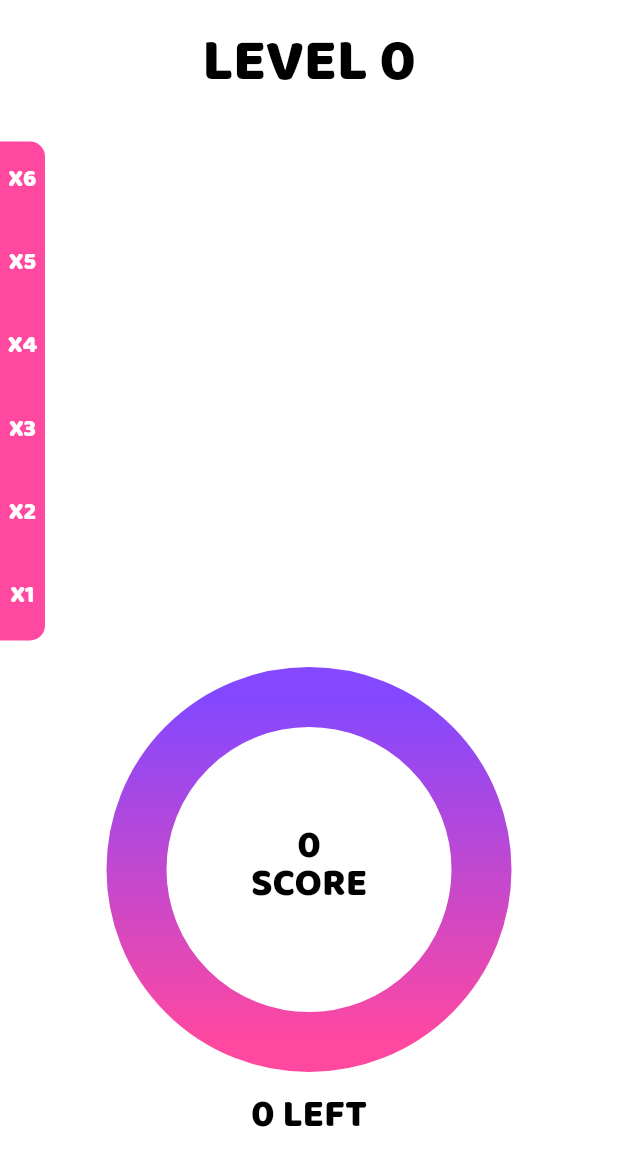
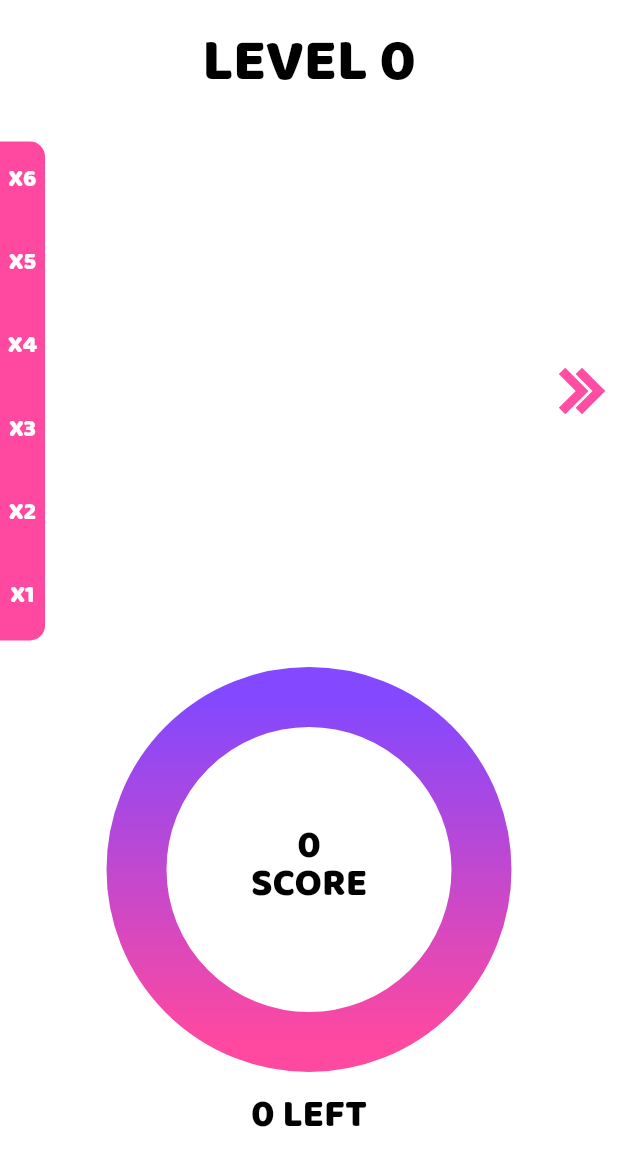
Before and after one commit to jaanaling/emote, a Flutter app: the LevelScreen screen opened directly with empty values, on a phone screen of 412 x 824 dp, the part 70-1236 px from its top. Run offline on Flutter 3.47's test engine with Material 3 defaults, Android fonts, the phone set to English and light mode, and no system bars; our stand-ins replace bloc, emoji_picker_flutter, equatable, fl_chart, flutter_bloc, flutter_svg and 3 more; missing offline and left inert: haptic_feedback; accounts and stored records are empty.

```diff
--- a/lib/src/feature/game/presentation/level_screen.dart
+++ b/lib/src/feature/game/presentation/level_screen.dart
@@ -7,6 +7,7 @@ import 'package:emote_this/src/feature/game/model/user.dart';
 import 'package:flutter/cupertino.dart';
 import 'package:flutter/material.dart';
 import 'package:flutter_bloc/flutter_bloc.dart';
+import 'package:flutter_svg/flutter_svg.dart';
 import 'package:gap/gap.dart';
 import 'package:go_router/go_router.dart';
 
@@ -166,6 +167,7 @@ class _LevelScreenState extends State<LevelScreen> {
           ),
           Expanded(
             child: Stack(
+              alignment: Alignment.center,
               children: [
                 SizedBox(
                   height: (MediaQuery.of(context).size.width * 0.12 + 6) * 6,
@@ -176,6 +178,7 @@ class _LevelScreenState extends State<LevelScreen> {
                     physics: const NeverScrollableScrollPhysics(),
                     separatorBuilder: (context, index) => const Gap(6),
                     itemBuilder: (context, difficultyIndex) {
+                      print(user!.currentLevel);
                       return Row(
                         mainAxisAlignment: MainAxisAlignment.center,
                         children: [
@@ -210,30 +213,29 @@ class _LevelScreenState extends State<LevelScreen> {
                   ),
                 ),
                 if (user.currentLevel > 1 && level > 1)
-                      Positioned(
-                    top: 0,
+                  Positioned(
                     left: 0,
-                    bottom: 0,
                     child: IconButton(
                         onPressed: () {
                           setState(() {
                             level--;
                           });
                         },
-                        icon: Icon(CupertinoIcons.backward_end_fill)),
+                        icon: Transform(
+                            alignment: Alignment.center,
+                            transform: Matrix4.identity()..scale(-1.0, 1.0),
+                            child: AppIcon(asset: 'assets/images/chevron.svg'))),
                   ),
-                if (user.currentLevel > 1 && level < 3)
+                if (user.currentLevel > level && level < 3)
                   Positioned(
-                    top: 0,
                     right: 0,
-                    bottom: 0,
                     child: IconButton(
                         onPressed: () {
                           setState(() {
                             level++;
                           });
                         },
-                        icon: Icon(CupertinoIcons.forward_end_fill)),
+                        icon: AppIcon(asset: 'assets/images/chevron.svg')),
                   )
               ],
             ),
@@ -262,11 +264,12 @@ class _LevelScreenState extends State<LevelScreen> {
         onTap: () {
           context.read<GameBloc>().currentAttempts = 0;
           isUse
-            ? null
-            : context.push(
-                '${RouteValue.home.path}/${RouteValue.level.path}/${RouteValue.quiz.path}',
-                extra: challenge.id,
-              );},
+              ? null
+              : context.push(
+                  '${RouteValue.home.path}/${RouteValue.level.path}/${RouteValue.quiz.path}',
+                  extra: challenge.id,
+                );
+        },
         splashColor: gradientColors.first,
         borderRadius: BorderRadius.circular(32),
         child: Stack(
```
Also changed, not shown: lib/src/feature/game/bloc/game_bloc.dart (+9 -2 lines), lib/src/feature/game/presentation/quiz_screen.dart (+14 -5 lines), assets/images/chevron.svg (added), 1 other file.
